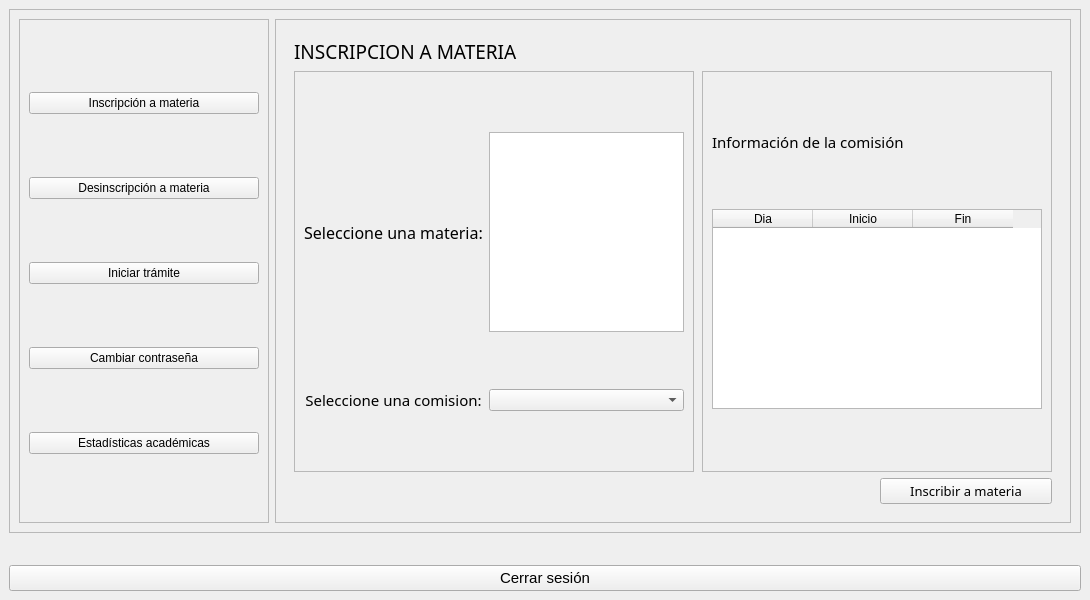
Before: the Qt Designer form designer/systemalu.ui in LeonelScalise/EDDYPOO-REY_V2.0, drawn with Qt 5.
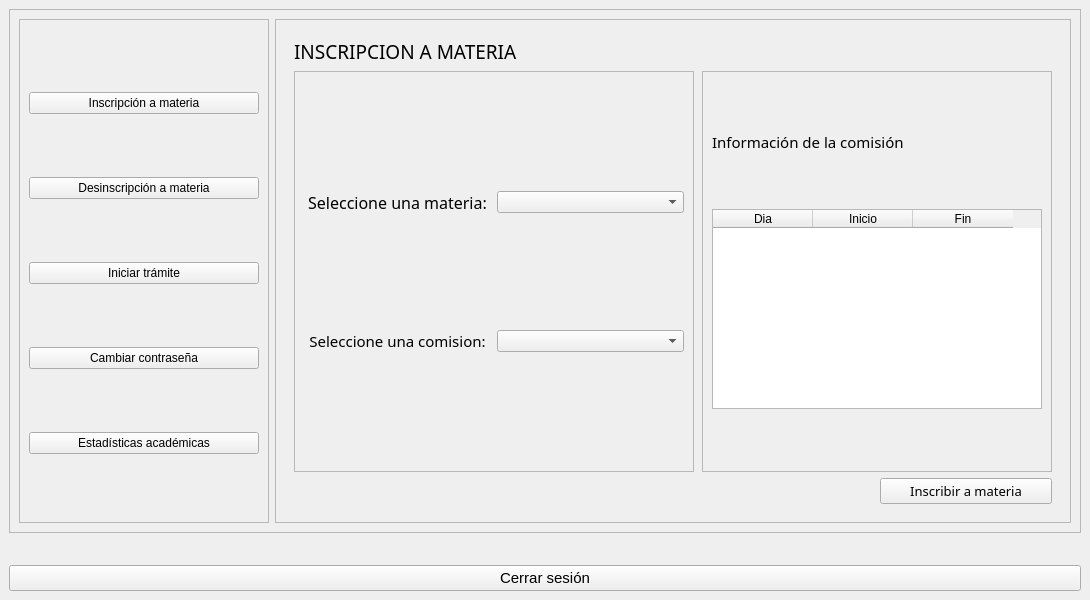
After: the same form once the commit is applied. The open tabs and pages were chosen to show the change.

Diff of the .ui file:
```diff
--- a/designer/systemalu.ui
+++ b/designer/systemalu.ui
@@ -302,14 +302,7 @@
                   </widget>
                  </item>
                  <item row="0" column="1">
-                  <widget class="QListView" name="lv_inscr_alu_mat_dispo">
-                   <property name="maximumSize">
-                    <size>
-                     <width>16777215</width>
-                     <height>200</height>
-                    </size>
-                   </property>
-                  </widget>
+                  <widget class="QComboBox" name="cb_inscrip_mat"/>
                  </item>
                 </layout>
                </widget>
```
Left out of the diff: 2 changed lines with no effect on the pictures.
